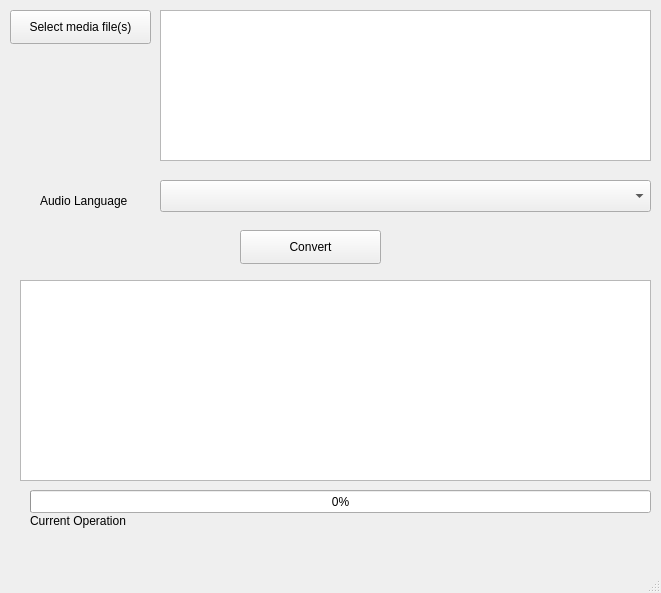
Before: the Qt Designer form pyQtAutosub.ui in agermanidis/autosub, drawn with Qt 5.
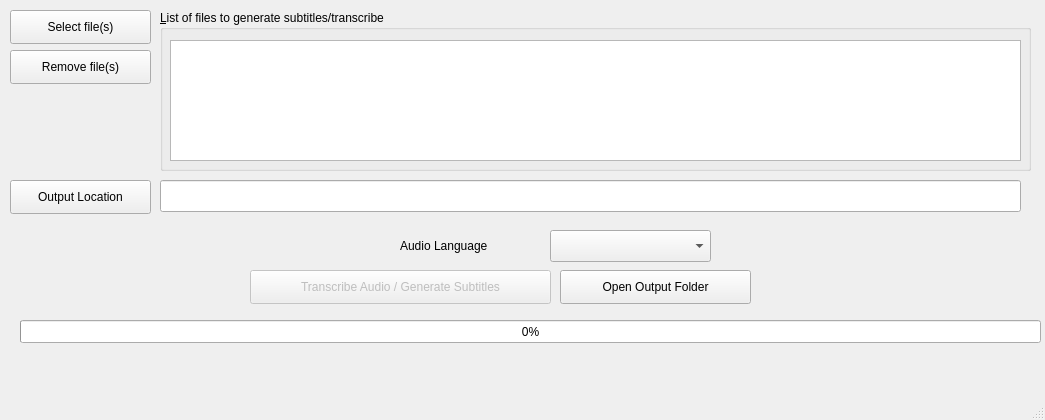
After: the same form once the commit is applied.

What changed in the file:
```diff
--- a/pyQtAutosub.ui
+++ b/pyQtAutosub.ui
@@ -6,24 +6,14 @@
    <rect>
     <x>0</x>
     <y>0</y>
-    <width>661</width>
-    <height>593</height>
+    <width>1045</width>
+    <height>420</height>
    </rect>
   </property>
   <property name="windowTitle">
    <string>pyQtAutosub</string>
   </property>
   <widget class="QWidget" name="centralwidget">
-   <widget class="QListView" name="listFilesToConvert">
-    <property name="geometry">
-     <rect>
-      <x>160</x>
-      <y>10</y>
-      <width>491</width>
-      <height>151</height>
-     </rect>
-    </property>
-   </widget>
    <widget class="QPushButton" name="bSelectMedia">
     <property name="geometry">
      <rect>
@@ -34,15 +24,15 @@
      </rect>
     </property>
     <property name="text">
-     <string>Select media file(s)</string>
+     <string>Select file(s)</string>
     </property>
    </widget>
    <widget class="QComboBox" name="cbSelectLang">
     <property name="geometry">
      <rect>
-      <x>160</x>
-      <y>180</y>
-      <width>491</width>
+      <x>550</x>
+      <y>230</y>
+      <width>161</width>
       <height>32</height>
      </rect>
     </property>
@@ -50,10 +40,10 @@
    <widget class="QLabel" name="labelSelectLang">
     <property name="geometry">
      <rect>
-      <x>40</x>
-      <y>180</y>
-      <width>101</width>
-      <height>41</height>
+      <x>400</x>
+      <y>230</y>
+      <width>141</width>
+      <height>31</height>
      </rect>
     </property>
     <property name="text">
@@ -61,34 +51,27 @@
     </property>
    </widget>
    <widget class="QPushButton" name="bConvert">
+    <property name="enabled">
+     <bool>false</bool>
+    </property>
     <property name="geometry">
      <rect>
-      <x>240</x>
-      <y>230</y>
-      <width>141</width>
+      <x>250</x>
+      <y>270</y>
+      <width>301</width>
       <height>34</height>
      </rect>
     </property>
     <property name="text">
-     <string>Convert</string>
-    </property>
-   </widget>
-   <widget class="QTextBrowser" name="textOutput">
-    <property name="geometry">
-     <rect>
-      <x>20</x>
-      <y>280</y>
-      <width>631</width>
-      <height>201</height>
-     </rect>
+     <string>Transcribe Audio / Generate Subtitles</string>
     </property>
    </widget>
    <widget class="QProgressBar" name="progressBar">
     <property name="geometry">
      <rect>
-      <x>30</x>
-      <y>490</y>
-      <width>621</width>
+      <x>20</x>
+      <y>320</y>
+      <width>1021</width>
       <height>23</height>
      </rect>
     </property>
@@ -99,14 +82,108 @@
    <widget class="QLabel" name="labelCurrentOperation">
     <property name="geometry">
      <rect>
+      <x>170</x>
+      <y>330</y>
+      <width>871</width>
+      <height>41</height>
+     </rect>
+    </property>
+    <property name="text">
+     <string/>
+    </property>
+   </widget>
+   <widget class="QPushButton" name="bOpenOutputFolder">
+    <property name="geometry">
+     <rect>
+      <x>560</x>
+      <y>270</y>
+      <width>191</width>
+      <height>34</height>
+     </rect>
+    </property>
+    <property name="text">
+     <string>Open Output Folder</string>
+    </property>
+   </widget>
+   <widget class="QPushButton" name="bSelectOutputFolder">
+    <property name="geometry">
+     <rect>
+      <x>10</x>
+      <y>180</y>
+      <width>141</width>
+      <height>34</height>
+     </rect>
+    </property>
+    <property name="text">
+     <string>Output Location</string>
+    </property>
+   </widget>
+   <widget class="QLineEdit" name="qleOutputFolder">
+    <property name="geometry">
+     <rect>
+      <x>160</x>
+      <y>180</y>
+      <width>861</width>
+      <height>32</height>
+     </rect>
+    </property>
+   </widget>
+   <widget class="QGroupBox" name="groupBox">
+    <property name="geometry">
+     <rect>
+      <x>160</x>
+      <y>10</y>
+      <width>871</width>
+      <height>161</height>
+     </rect>
+    </property>
+    <property name="title">
+     <string>&amp;List of files to generate subtitles/transcribe</string>
+    </property>
+    <property name="alignment">
+     <set>Qt::AlignLeading|Qt::AlignLeft|Qt::AlignTop</set>
+    </property>
+    <property name="flat">
+     <bool>false</bool>
+    </property>
+    <property name="checkable">
+     <bool>false</bool>
+    </property>
+    <widget class="QListWidget" name="qlwListFilesSelected">
+     <property name="geometry">
+      <rect>
+       <x>10</x>
+       <y>30</y>
+       <width>851</width>
+       <height>121</height>
+      </rect>
+     </property>
+    </widget>
+   </widget>
+   <widget class="QLabel" name="labelProgressFileIndex">
+    <property name="geometry">
+     <rect>
       <x>30</x>
-      <y>500</y>
+      <y>340</y>
       <width>121</width>
-      <height>41</height>
+      <height>20</height>
      </rect>
     </property>
     <property name="text">
-     <string>Current Operation</string>
+     <string/>
+    </property>
+   </widget>
+   <widget class="QPushButton" name="bRemoveFile">
+    <property name="geometry">
+     <rect>
+      <x>10</x>
+      <y>50</y>
+      <width>141</width>
+      <height>34</height>
+     </rect>
+    </property>
+    <property name="text">
+     <string>Remove file(s)</string>
     </property>
    </widget>
   </widget>
```
Left out of the diff: 4 changed lines with no effect on the pictures.
